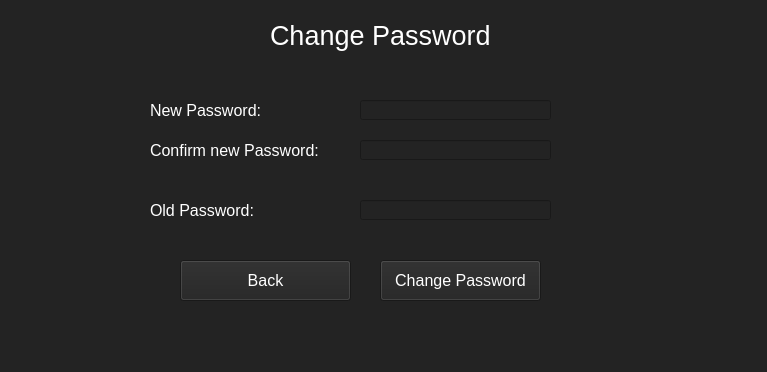
The window that uis/ui_change_pwd.ui (dahlhoffKevin/passwordManager) describes before a commit, drawn with Qt 5.
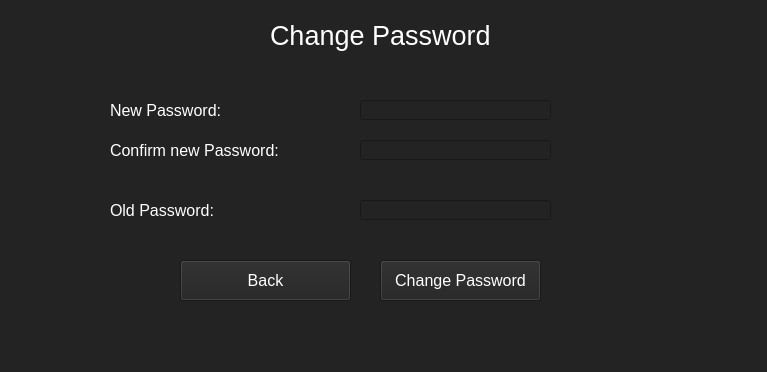
The same window after the commit.

Commit message: changes at ui's; working on a logging system startet: not finished

What changed in the file:
```diff
--- a/uis/ui_change_pwd.ui
+++ b/uis/ui_change_pwd.ui
@@ -41,9 +41,9 @@
    <widget class="QLabel" name="label_pwd">
     <property name="geometry">
      <rect>
-      <x>150</x>
+      <x>110</x>
       <y>100</y>
-      <width>171</width>
+      <width>211</width>
       <height>21</height>
      </rect>
     </property>
@@ -62,9 +62,9 @@
    <widget class="QLabel" name="label_con_new_pwd">
     <property name="geometry">
      <rect>
-      <x>150</x>
+      <x>110</x>
       <y>130</y>
-      <width>171</width>
+      <width>211</width>
       <height>41</height>
      </rect>
     </property>
@@ -83,9 +83,9 @@
    <widget class="QLabel" name="label_old_pwd">
     <property name="geometry">
      <rect>
-      <x>150</x>
+      <x>110</x>
       <y>190</y>
-      <width>171</width>
+      <width>211</width>
       <height>41</height>
      </rect>
     </property>
```
Left out of the diff: 2 changed lines with no effect on the pictures. The commit also changes 7 other files.
